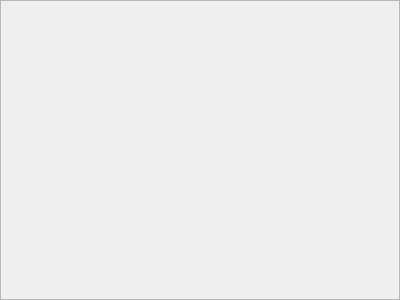
Before: the Qt Designer form sources/chat-area/post/PostQuoteFrame.ui in nuclear868/mattermost-qt, drawn with Qt 5.
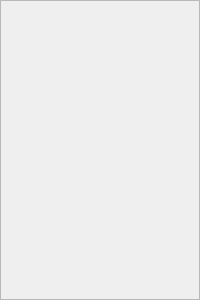
After: the same form once the commit is applied. Icons and pictures are not drawn.

Commit message: post quote frame remove unneded empty space

```diff
--- a/sources/chat-area/post/PostQuoteFrame.ui
+++ b/sources/chat-area/post/PostQuoteFrame.ui
@@ -6,7 +6,7 @@
    <rect>
     <x>0</x>
     <y>0</y>
-    <width>400</width>
+    <width>200</width>
     <height>300</height>
    </rect>
   </property>
@@ -97,7 +97,7 @@
        </property>
        <property name="sizeHint" stdset="0">
         <size>
-         <width>40</width>
+         <width>0</width>
          <height>20</height>
         </size>
        </property>
```
The commit also changes 1 other file.
